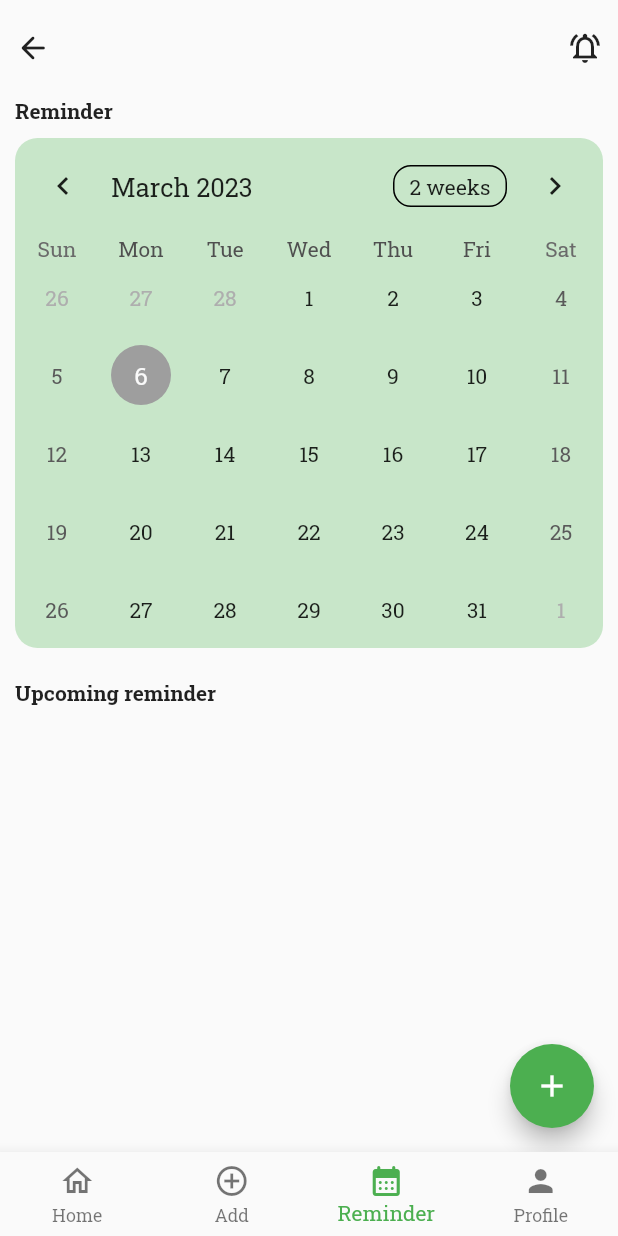
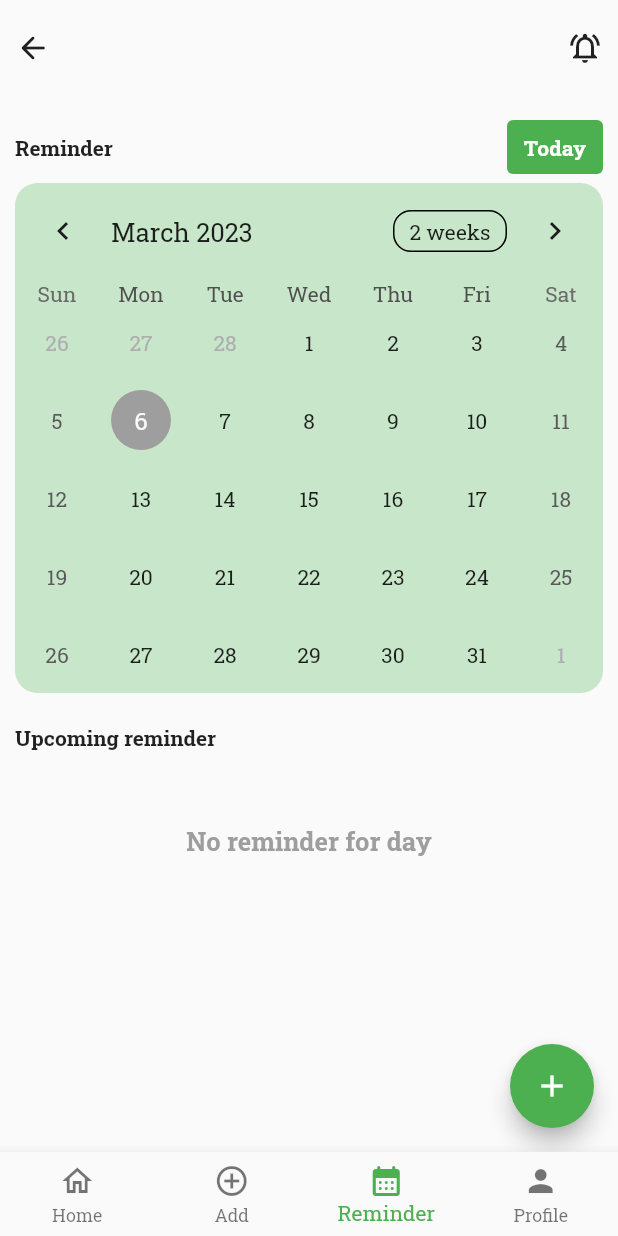
Before and after one commit to FadwaFouad/PharmaTracka, a Flutter app: the BottomNav screen opened directly, item 3 of the bottom bar chosen, on a phone screen of 412 x 824 dp. Run offline on Flutter 3.47's test engine with Material 2 defaults, Android fonts, the phone set to English and light mode, and no system bars; drawn by our look-alikes of table_calendar; our stand-ins replace flutter_local_notifications, font_awesome_flutter; missing offline and left inert: android_alarm_manager_plus, dart:ffi.

Commit message:
improve calender

```diff
--- a/lib/bottom_nav.dart
+++ b/lib/bottom_nav.dart
@@ -21,11 +21,11 @@ class BottomNav extends StatefulWidget {
 class _BottomNavState extends State<BottomNav> {
   @override
   Widget build(BuildContext context) {
+    // initlize data
     int currentIndex = context.watch<NavigationProvider>().getCurrentIndex;
+    context.read<ListProvider>().todayList();
 
-    return ChangeNotifierProvider(
-      create: (context) => ListProvider(),
-      child: Scaffold(
+    return Scaffold(
       body: IndexedStack(
         index: currentIndex,
         // ignore: prefer_const_literals_to_create_immutables
@@ -62,7 +62,6 @@ class _BottomNavState extends State<BottomNav> {
               label: "Profile",
             ),
           ]),
-      ),
     );
   }
 }
--- a/lib/providers/list_provider.dart
+++ b/lib/providers/list_provider.dart
@@ -11,12 +11,12 @@ class ListProvider extends ChangeNotifier {
     notifyListeners();
   }
 
-  List<Medicine> getTodayList() {
+  void todayList() {
     DateTime today =
         DateTime(DateTime.now().year, DateTime.now().month, DateTime.now().day);
     List<Medicine> list =
         listOfMed.where((element) => element.date == today).toList();
-    return list;
+    listOfToday = list;
   }
 
   void changeDate(DateTime date) {
@@ -30,4 +30,5 @@ class ListProvider extends ChangeNotifier {
 
   List<Medicine> get getList => listOfMed;
   List<Medicine> get getChangedList => changedList;
+  List<Medicine> get getTodayList => listOfToday;
 }
--- a/lib/screens/reminder/components.dart/calender_section.dart
+++ b/lib/screens/reminder/components.dart/calender_section.dart
@@ -21,7 +21,35 @@ class _CalenderSectionState extends State<CalenderSection> {
 
   @override
   Widget build(BuildContext context) {
-    return Container(
+    return Column(
+      children: [
+        const SizedBox(height: 20),
+        Row(
+          mainAxisAlignment: MainAxisAlignment.spaceBetween,
+          children: [
+            const Text(
+              'Reminder',
+              style: TextStyle(fontWeight: FontWeight.bold),
+            ),
+            // today button
+            TextButton(
+              style: ButtonStyle(
+                backgroundColor: MaterialStateProperty.all(Colors.green),
+              ),
+              onPressed: () => setState(() {
+                _focusedDay = DateTime.now();
+                _selectedDay = DateTime.now();
+                context.read<ListProvider>().changeDate(DateTime.now());
+              }),
+              child: const Text(
+                'Today',
+                style:
+                    TextStyle(fontWeight: FontWeight.bold, color: Colors.white),
+              ),
+            ),
+          ],
+        ),
+        Container(
           decoration: BoxDecoration(
               color: Colors.green.shade100,
               borderRadius: BorderRadius.circular(15)),
@@ -31,7 +59,7 @@ class _CalenderSectionState extends State<CalenderSection> {
                 color: Colors.green.shade600,
                 shape: BoxShape.circle,
               ),
-          todayDecoration: BoxDecoration(
+              todayDecoration: const BoxDecoration(
                 color: Colors.grey,
                 shape: BoxShape.circle,
               ),
@@ -61,6 +89,8 @@ class _CalenderSectionState extends State<CalenderSection> {
               context.read<ListProvider>().changeDate(selectedDay);
             },
           ),
+        ),
+      ],
     );
   }
 }
--- a/lib/screens/reminder/reminder.dart
+++ b/lib/screens/reminder/reminder.dart
@@ -36,14 +36,25 @@ class _ReminderPageState extends State<ReminderPage> {
                   Icon(Icons.notifications_active_outlined),
                 ],
               ),
-              SizedBox(height: 20),
-              getTitle("Reminder"),
               SizedBox(height: 10),
               CalenderSection(),
               SizedBox(height: 20),
               getTitle("Upcoming reminder"),
               SizedBox(height: 10),
-              Expanded(child: getMedicineList(list)),
+              list.isEmpty
+                  ? Container(
+                      width: MediaQuery.of(context).size.width,
+                      height: 100,
+                      alignment: Alignment.center,
+                      child: Text(
+                        'No reminder for day',
+                        style: TextStyle(
+                            color: Colors.grey,
+                            fontWeight: FontWeight.bold,
+                            fontSize: 17),
+                      ),
+                    )
+                  : Expanded(child: getMedicineList(list)),
             ],
           ),
         )),
```
Also changed, not shown: lib/main.dart (+10 -2 lines), lib/screens/home/home_screen.dart (+15 -2 lines). Lines whose indentation alone changed are shown as unchanged.
